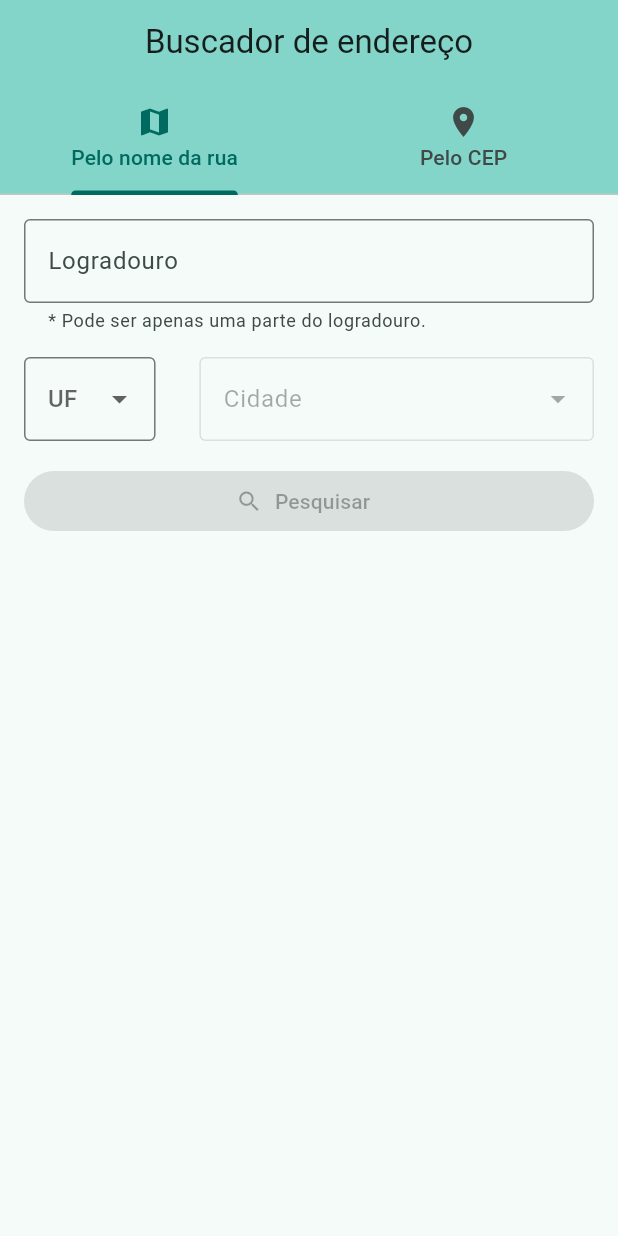
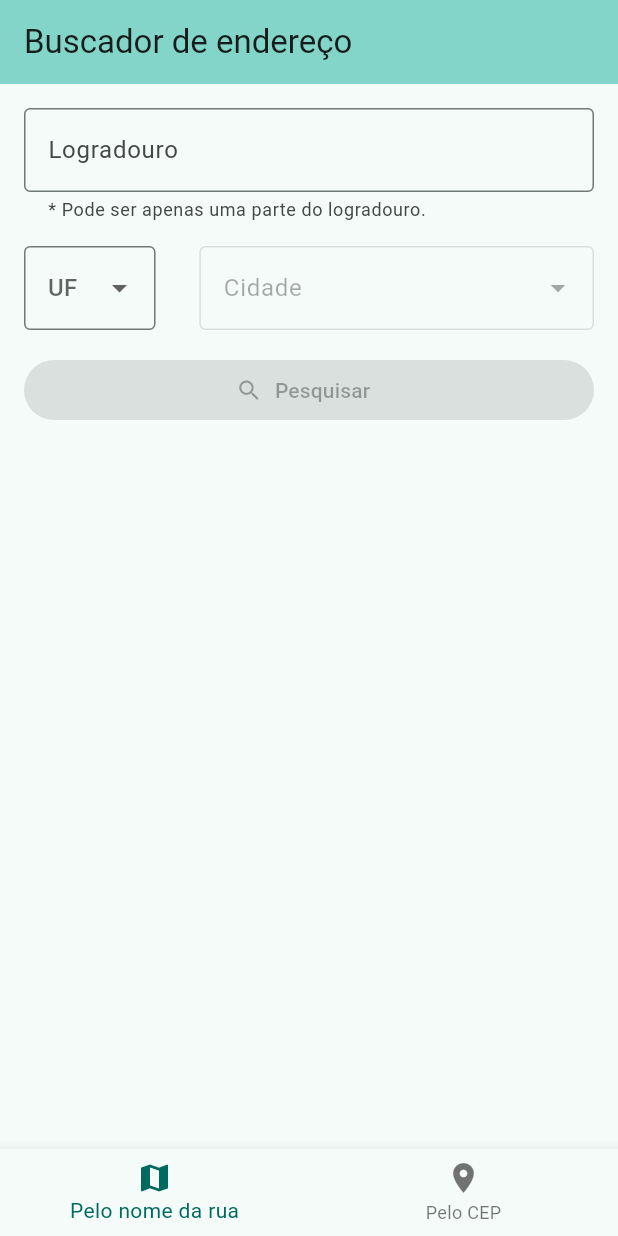
Before and after one commit to esantos1/buscadordecep, a Flutter app: the screen it shows after launch, on a phone screen of 412 x 824 dp. Run offline on Flutter 3.47's test engine with Material 3 defaults, Android fonts, the phone set to English and light mode, and no system bars; drawn by our look-alikes of dropdown_search; our stand-ins replace brasil_fields.

```diff
--- a/lib/classes/tabbar_class.dart
+++ b/lib/classes/tabbar_class.dart
@@ -1,8 +1,8 @@
 import 'package:flutter/material.dart';
 
-class TabBarClass {
-  final Tab tabBar;
+class HomeScreenItem {
+  final BottomNavigationBarItem itemButton;
   final Widget child;
 
-  TabBarClass({required this.tabBar, required this.child});
+  HomeScreenItem({required this.itemButton, required this.child});
 }
--- a/lib/model/home_model.dart
+++ b/lib/model/home_model.dart
@@ -4,13 +4,15 @@ import 'package:buscadordecep/views/check_by_cep_view.dart';
 import 'package:flutter/material.dart';
 
 class HomeModel {
-  final tabsScreens = [
-    TabBarClass(
-      tabBar: Tab(text: 'Pelo nome da rua', icon: Icon(Icons.map)),
+  final screensItems = [
+    HomeScreenItem(
+      itemButton: BottomNavigationBarItem(
+          label: 'Pelo nome da rua', icon: Icon(Icons.map)),
       child: CheckByAddressView(),
     ),
-    TabBarClass(
-      tabBar: Tab(text: 'Pelo CEP', icon: Icon(Icons.location_on)),
+    HomeScreenItem(
+      itemButton: BottomNavigationBarItem(
+          label: 'Pelo CEP', icon: Icon(Icons.location_on)),
       child: CheckByCepView(),
     ),
   ];
--- a/lib/views/check_by_address_view.dart
+++ b/lib/views/check_by_address_view.dart
@@ -14,10 +14,11 @@ class CheckByAddressView extends StatefulWidget {
 }
 
 class _CheckByAddressViewState extends State<CheckByAddressView>
-    with TickerProviderStateMixin {
+    with SingleTickerProviderStateMixin {
   final store = CheckByAddressStore();
   final txtLogradouroController = TextEditingController();
   final txtDropdownSearchBarController = TextEditingController();
+  late AnimationController itemAnimationController;
 
   bool isLoadingCities = false;
   bool isFilledStreetName = false;
@@ -29,6 +30,17 @@ class _CheckByAddressViewState extends State<CheckByAddressView>
 
     txtLogradouroController.addListener(() => setState(
         () => isFilledStreetName = txtLogradouroController.text.isNotEmpty));
+
+    itemAnimationController = AnimationController(
+      duration: Duration(milliseconds: 300),
+      vsync: this,
+    );
+  }
+
+  @override
+  void dispose() {
+    itemAnimationController.dispose();
+    super.dispose();
   }
 
   @override
@@ -160,6 +172,7 @@ class _CheckByAddressViewState extends State<CheckByAddressView>
   Widget _buildListItems() => Column(
         children: [
           Expanded(
+            flex: 2,
             child: ListView(
               children: [
                 Text(
@@ -201,19 +214,27 @@ class _CheckByAddressViewState extends State<CheckByAddressView>
       headerText = '${item.logradouro}, ${item.bairro} ${item.complemento}';
     } else if (item.complemento.isNotEmpty) {
       headerText = '${item.logradouro}, ${item.bairro} (${item.complemento})';
+    } else if (item.logradouro.isEmpty) {
+      headerText = '${item.localidade} - ${item.uf}';
     } else {
       headerText = '${item.logradouro}, ${item.bairro}';
     }
 
     return Card(
       clipBehavior: Clip.antiAlias,
-      child: ExpansionTile(
+      child: AnimatedBuilder(
+          animation: itemAnimationController,
+          builder: (context, child) => ExpansionTile(
                 key: Key(_expandedIndex.toString()),
-        trailing: Icon(
+                trailing: RotationTransition(
+                  turns: Tween(begin: 0.0, end: 0.25)
+                      .animate(itemAnimationController),
+                  child: Icon(
                     _expandedIndex == index
                         ? Icons.arrow_drop_down_circle
                         : Icons.arrow_drop_down,
                     color: primaryColor,
+                  ),
                 ),
                 title: Text(headerText, style: TextStyle(color: primaryColor)),
                 onExpansionChanged: (expanded) =>
@@ -229,7 +250,7 @@ class _CheckByAddressViewState extends State<CheckByAddressView>
                     ),
                   ),
                 ],
-      ),
+              )),
     );
   }
 
--- a/lib/views/home_view.dart
+++ b/lib/views/home_view.dart
@@ -1,30 +1,31 @@
 import 'package:buscadordecep/controller/home_controller.dart';
 import 'package:flutter/material.dart';
 
-class HomeView extends StatelessWidget {
-  HomeView({super.key});
+class HomeView extends StatefulWidget {
+  const HomeView({super.key});
 
+  @override
+  State<HomeView> createState() => _HomeViewState();
+}
+
+class _HomeViewState extends State<HomeView> {
   final viewController = HomeController();
 
+  int _currentIndex = 0;
+
   @override
-  Widget build(BuildContext context) => DefaultTabController(
-        length: viewController.model.tabsScreens.length,
-        child: Scaffold(
-          appBar: AppBar(
-            backgroundColor: Theme.of(context).colorScheme.inversePrimary,
-            title: Text('Buscador de endereço'),
-            centerTitle: true,
-            bottom: TabBar(
-              isScrollable: false,
-              tabs: viewController.model.tabsScreens
-                  .map((e) => e.tabBar)
-                  .toList(),
-            ),
-          ),
-          body: TabBarView(
-            children:
-                viewController.model.tabsScreens.map((e) => e.child).toList(),
-          ),
+  Widget build(BuildContext context) => Scaffold(
+        appBar: AppBar(
+          backgroundColor: Theme.of(context).colorScheme.inversePrimary,
+          title: Text('Buscador de endereço'),
+        ),
+        body: viewController.model.screensItems[_currentIndex].child,
+        bottomNavigationBar: BottomNavigationBar(
+          currentIndex: _currentIndex,
+          onTap: (newIndex) => setState(() => _currentIndex = newIndex),
+          items: viewController.model.screensItems
+              .map((e) => e.itemButton)
+              .toList(),
         ),
       );
 }
```
Lines whose indentation alone changed are shown as unchanged.
